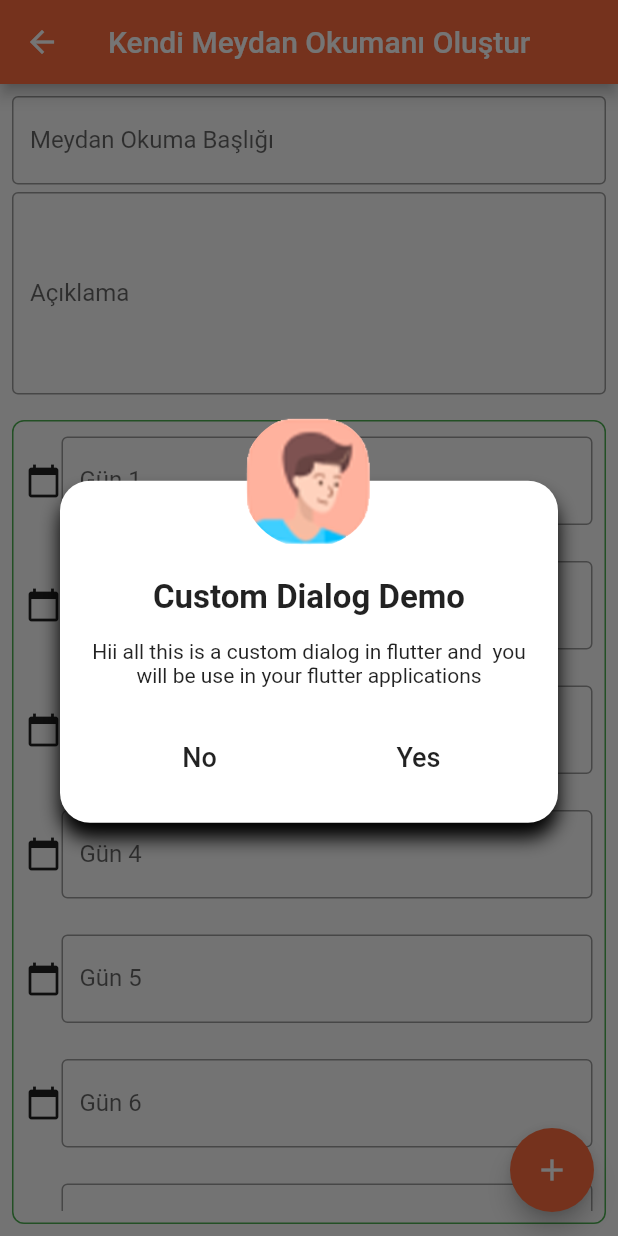
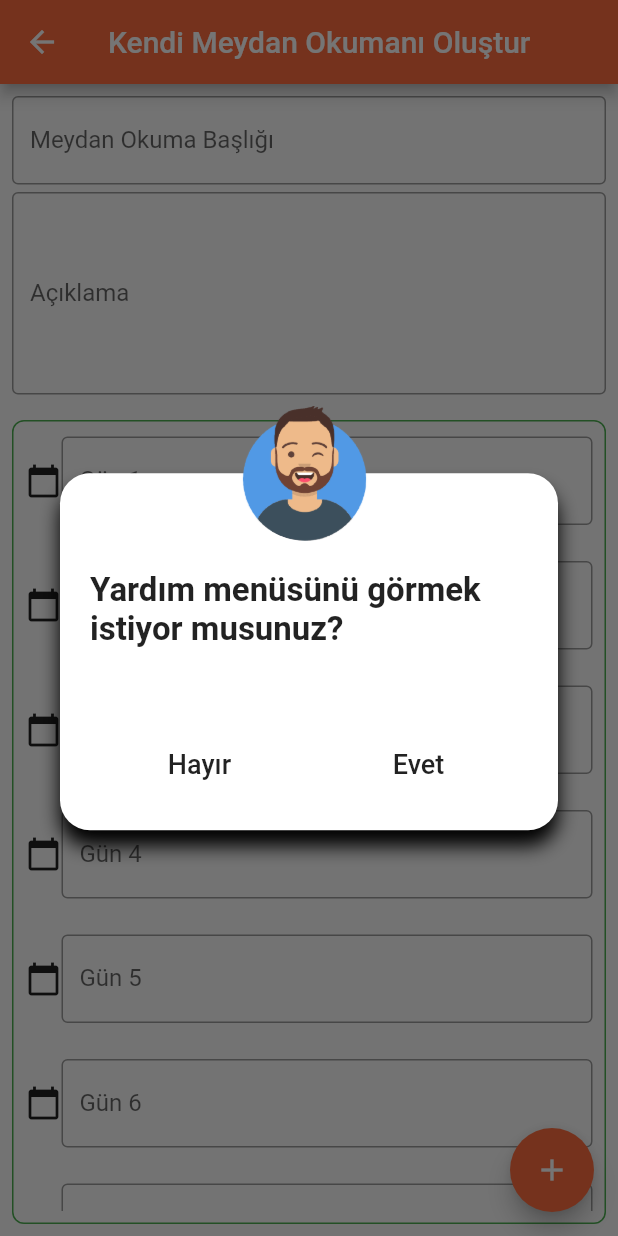
Before and after one commit to AvniErtas/21day_challange, a Flutter app: the CreateOwnTask screen opened directly, on a phone screen of 412 x 824 dp. Run offline on Flutter 3.47's test engine with Material 2 defaults, Android fonts, the phone set to English and light mode, and no system bars; our stand-ins replace floor, shared_preferences, sqflite; missing offline and left inert: animator, scratcher, tutorial_coach_mark; accounts and stored records are empty; generated files the repository leaves out were written again.

Commit message:
update fix

```diff
--- a/lib/screens/createowntask.dart
+++ b/lib/screens/createowntask.dart
@@ -5,6 +5,7 @@ import 'package:flutter_app_21/entity/ownTask.dart';
 import 'package:flutter_app_21/tools/custom_dialog_box.dart';
 import 'package:tutorial_coach_mark/tutorial_coach_mark.dart';
 import 'dart:convert';
+import 'package:flutter/services.dart';
 
 class CreateOwnTask extends StatefulWidget {
   const CreateOwnTask({Key? key}) : super(key: key);
@@ -15,8 +16,9 @@ class CreateOwnTask extends StatefulWidget {
 
 class _CreateOwnTaskState extends State<CreateOwnTask> {
   late TutorialCoachMark tutorialCoachMark;
+  final focus = FocusNode();
   List<TargetFocus> targets = <TargetFocus>[];
-  List tasks = [];
+
   List<TextEditingController> _gunController =
       List.generate(21, (i) => TextEditingController());
 
@@ -38,12 +40,12 @@ class _CreateOwnTaskState extends State<CreateOwnTask> {
         context: context,
         builder: (BuildContext context) {
           return CustomDialogBox(
-            title: "Custom Dialog Demo",
+            title: "Yardım menüsünü görmek istiyor musunuz?",
             descriptions:
-                "Hii all this is a custom dialog in flutter and  you will be use in your flutter applications",
-            text: "No",
-            text2: "Yes",
-            img: "assets/design_course/userImage.png",
+                "",
+            text: "Hayır",
+            text2: "Evet",
+            img: "assets/design_course/profil_man.png",
             voidCallback: () => {
               Future.delayed(Duration.zero, showTutorial),
               Navigator.of(context).pop(),
@@ -113,6 +115,9 @@ class _CreateOwnTaskState extends State<CreateOwnTask> {
   }
 
   Widget buildTaskName(index) => TextFormField(
+    inputFormatters: [
+      LengthLimitingTextInputFormatter(26),
+    ],
         key: keyButton,
         decoration: InputDecoration(
           labelText: 'Meydan Okuma Başlığı',
@@ -122,7 +127,8 @@ class _CreateOwnTaskState extends State<CreateOwnTask> {
         validator: (value) {
           if (value!.length < 2) {
             return 'Lütfen 2 karakterden uzun bir başlık giriniz';
-          } else {
+          }
+          else {
             return null;
           }
         },
@@ -150,6 +156,7 @@ class _CreateOwnTaskState extends State<CreateOwnTask> {
           Icon(Icons.calendar_today),
           Expanded(
             child: TextFormField(
+              textInputAction: TextInputAction.next,
               maxLines: 1,
               controller: _gunController[index],
               decoration: InputDecoration(
@@ -163,7 +170,8 @@ class _CreateOwnTaskState extends State<CreateOwnTask> {
                   return null;
                 }
               },
-              onChanged: (value) => setState(() => tasks[index] = value),
+              onEditingComplete : () => FocusScope.of(context).nextFocus(),
+              // onChanged: (value) => setState(() => tasks[index] = value),
             ),
           ),
         ],
--- a/lib/screens/design_course/course_info_screen.dart
+++ b/lib/screens/design_course/course_info_screen.dart
@@ -118,7 +118,8 @@ class _CourseInfoScreenState extends State<CourseInfoScreen>
                                     padding: const EdgeInsets.only(
                                         top: 32.0, left: 18, right: 16),
                                     child: Text(
-                                      'Gece Rutini',
+                                        Challanges
+                                            .challangeList[widget.index].challangesName,
                                       textAlign: TextAlign.left,
                                       style: TextStyle(
                                         fontWeight: FontWeight.w600,
@@ -202,7 +203,7 @@ class _CourseInfoScreenState extends State<CourseInfoScreen>
                   ],
                 ),
                 floatingActionButton: ExpandableFab(
-                  distance: 112.0,
+                  distance: 100.0,
                   children: [
                     FloatingActionButton.extended(
                       onPressed: () => _yenidenBaslat(),
--- a/lib/screens/profilepage.dart
+++ b/lib/screens/profilepage.dart
@@ -20,7 +20,7 @@ class ProfilePage extends StatelessWidget {
           ),
           Container(
             child: Image.asset(
-              "assets/design_course/userImage.png",
+              "assets/design_course/profil_man.png",
               fit: BoxFit.cover,
             ),
             height: 100,
@@ -71,7 +71,7 @@ class ProfilePage extends StatelessWidget {
                       ),
                     ),
                   ),
-                  Text("\n0 Beğeni",style: TextStyle(fontSize: 16,),),
+                  // Text("\n0 Beğeni",style: TextStyle(fontSize: 16,),),
                 ],
               ),
               Column(
--- a/lib/screens/taskDetails.dart
+++ b/lib/screens/taskDetails.dart
@@ -109,7 +109,7 @@ class _TaskDetailsState extends State<TaskDetails> {
                           padding: const EdgeInsets.all(8.0),
                           child: Text(
                             Challanges.challangeList[widget.challangeIndex]
-                                .days[widget.dayIndex],
+                                .days[widget.dayIndex-1],
                             style: TextStyle(
                               fontSize: 16,
                             ),
--- a/pubspec.yaml
+++ b/pubspec.yaml
@@ -24,7 +24,7 @@ dependencies:
   flutter:
     sdk: flutter
   floor: ^1.2.0
-  animated_drawer: ^0.0.4
+  #animated_drawer: ^0.0.4
   animator: ^3.1.0
   scratcher: ^2.1.0
   shared_preferences: ^2.0.7
```
Also changed, not shown: lib/main.dart (+33 -11 lines), lib/screens/design_course/popular_course_list_view.dart (+26 -11 lines), assets/design_course/duzenliolmak.jpg, pubspec.lock.
